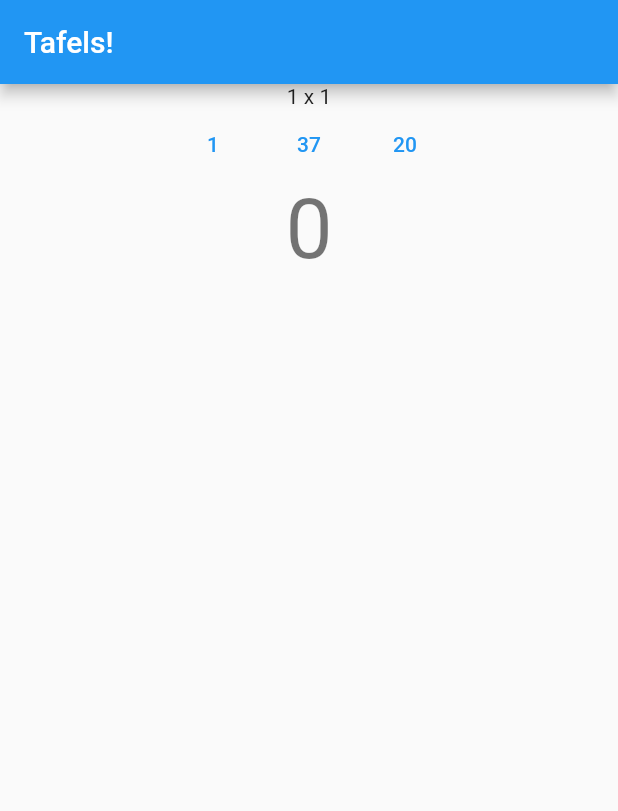
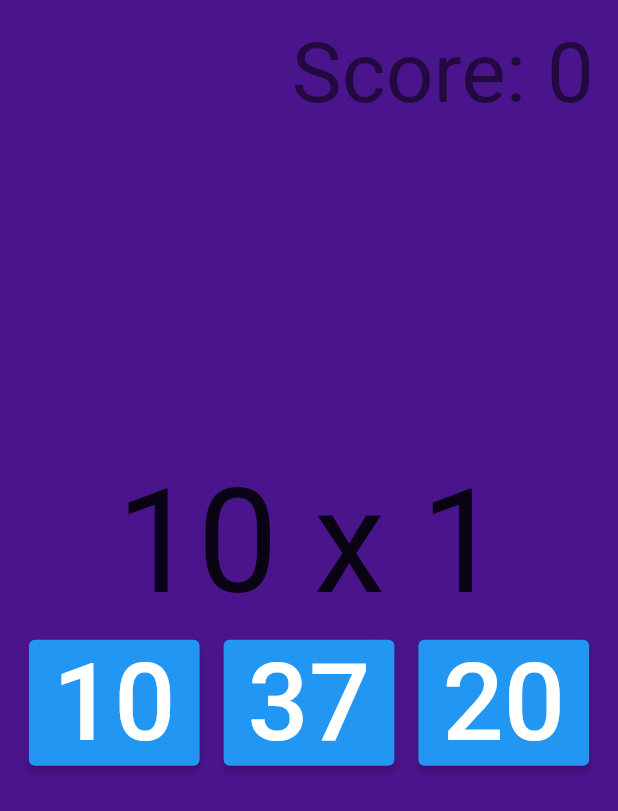
Before and after one commit to rogiervandenberg/tafeltester, a Flutter app: the screen it shows after launch, after a tap on "Start", on a phone screen of 412 x 824 dp. Shown: the top 811 px of the screen. Run offline on Flutter 3.47's test engine with Material 2 defaults, Android fonts, the light colour scheme and no system bars; our stand-ins replace bloc, flutter_bloc.

Commit message:
Change layout and fix scoring

```diff
--- a/lib/cubit/question_cubit.dart
+++ b/lib/cubit/question_cubit.dart
@@ -24,15 +24,12 @@ class QuestionCubit extends Cubit<QuestionState> {
             Multiplication(factorX: i, factorY: table, solution: i * table));
       }
     }
-    multiplications.shuffle();
+    // multiplications.shuffle();
   }
 
   void changeQuestion({required bool previousWasCorrect}) {
     if (multiplications.isNotEmpty) {
       currentExercise = multiplications.removeLast();
-    }
-
-    if (multiplications.isNotEmpty) {
       emit(AnswerGiven(Assignment(
         multiplication: currentExercise,
         previousWasCorrect: previousWasCorrect,
--- a/lib/cubit/score_cubit.dart
+++ b/lib/cubit/score_cubit.dart
@@ -14,13 +14,15 @@ class ScoreCubit extends Cubit<int> {
 
   StreamSubscription<QuestionState> monitorQuestionsAnswered() {
     return questionSubscription = questionCubit.stream.listen((questionState) {
-      if (questionState is AnswerGiven) {
+      if (questionState is QuestionLoaded) {
         if (questionState.assignment.previousWasCorrect) {
           increment();
         } else {
           decrement();
         }
-      } else if (questionState is FirstQuestion) {
+      }
+
+      if (questionState is FirstQuestion) {
         emit(0);
       }
     });
--- a/lib/main.dart
+++ b/lib/main.dart
@@ -43,36 +43,66 @@ class MyApp extends StatelessWidget {
           child: BlocBuilder<QuestionCubit, QuestionState>(
             builder: (context, state) {
               return Scaffold(
-                appBar: AppBar(
-                  // Here we take the value from the MyHomePage object that was created by
-                  // the App.build method, and use it to set our appbar title.
-                  title: const Text("Tafels!"),
+                backgroundColor: Colors.purple[900],
+                // appBar: AppBar(
+                //   // Here we take the value from the MyHomePage object that was created by
+                //   // the App.build method, and use it to set our appbar title.
+                //   title: const Text("Tafels!"),
+                // ),
+                body: SizedBox(
+                  width: double.infinity,
+                  child: Stack(
+                    children: [
+                      const Positioned(
+                        top: 16.0,
+                        right: 16.0,
+                        child: Score(),
                       ),
-                body: Column(
+                      Center(
+                        child: Column(
+                          mainAxisAlignment: MainAxisAlignment.center,
                           children: [
                             // Score(),
-                    if (state is QuestionLoaded && state is! LastAnswerGiven)
-                      Text(state.assignment.toString()),
-                    if (state is QuestionInitial || state is LastAnswerGiven)
+                            if (state is QuestionLoaded &&
+                                state is! LastAnswerGiven)
+                              Text(
+                                state.assignment.toString(),
+                                style: const TextStyle(fontSize: 96),
+                              ),
+                            if (state is QuestionInitial ||
+                                state is LastAnswerGiven)
                               TextButton(
                                   onPressed: () =>
                                       context.read<QuestionCubit>().start(),
                                   child: const Text("Start")),
-                    if (state is QuestionLoaded && state is! LastAnswerGiven)
+                            if (state is QuestionLoaded &&
+                                state is! LastAnswerGiven)
                               Row(
                                 mainAxisSize: MainAxisSize.min,
                                 children: [
                                   for (var i in state.assignment.multiplication
                                       .answerOptions())
-                            TextButton(
-                                onPressed: () =>
-                                    context.read<QuestionCubit>().giveAnswer(i),
-                                child: Text(i.toString())),
+                                    Padding(
+                                      padding: const EdgeInsets.all(8.0),
+                                      child: ElevatedButton(
+                                          onPressed: () => context
+                                              .read<QuestionCubit>()
+                                              .giveAnswer(i),
+                                          child: Text(
+                                            i.toString(),
+                                            style:
+                                                const TextStyle(fontSize: 72),
+                                          )),
+                                    ),
                                 ],
                               ),
-                    const Score(),
+
                             if (state is LastAnswerGiven) const Text("Klaar"),
                           ],
+                        ),
+                      ),
+                    ],
+                  ),
                 ),
               );
             },
--- a/lib/score.dart
+++ b/lib/score.dart
@@ -11,7 +11,7 @@ class Score extends StatelessWidget {
     return Center(
       child: BlocBuilder<ScoreCubit, int>(
         builder: (context, state) {
-          return Text('$state', style: textTheme.headline2);
+          return Text('Score: $state', style: textTheme.headline2);
         },
       ),
     );
```
Lines whose indentation alone changed are shown as unchanged.
